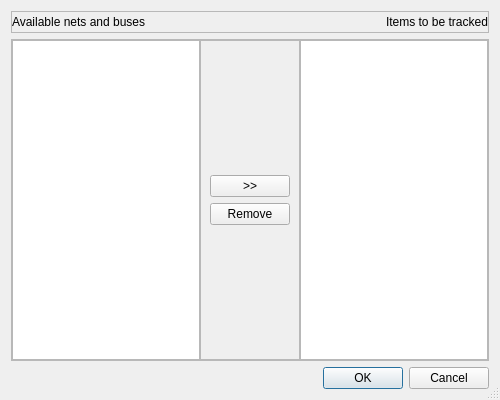
Qt form src/DialogEditWatchlist.ui (gdevic/Z80Explorer) before a commit.
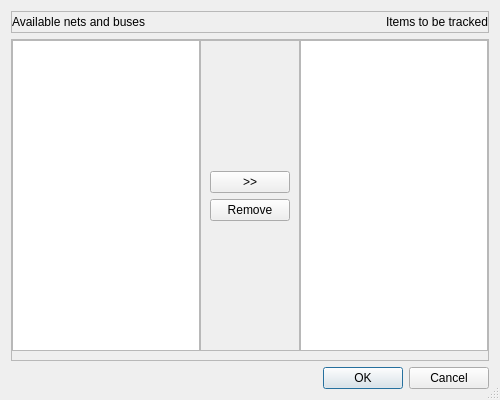
The same form after that commit.

Diff of the .ui file:
```diff
--- a/src/DialogEditWatchlist.ui
+++ b/src/DialogEditWatchlist.ui
@@ -86,9 +86,6 @@
       <property name="rightMargin">
        <number>0</number>
       </property>
-      <property name="bottomMargin">
-       <number>0</number>
-      </property>
       <property name="spacing">
        <number>0</number>
       </property>
```
